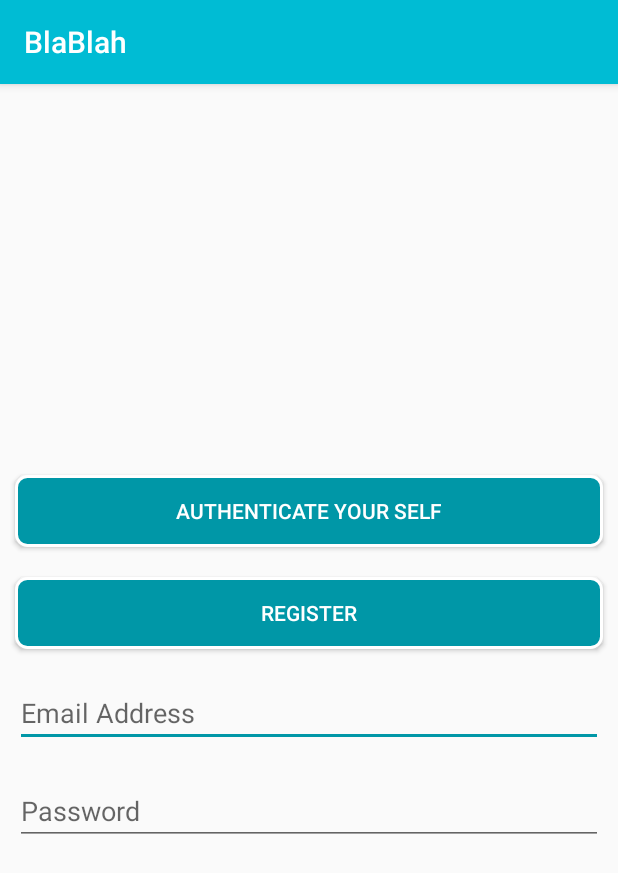
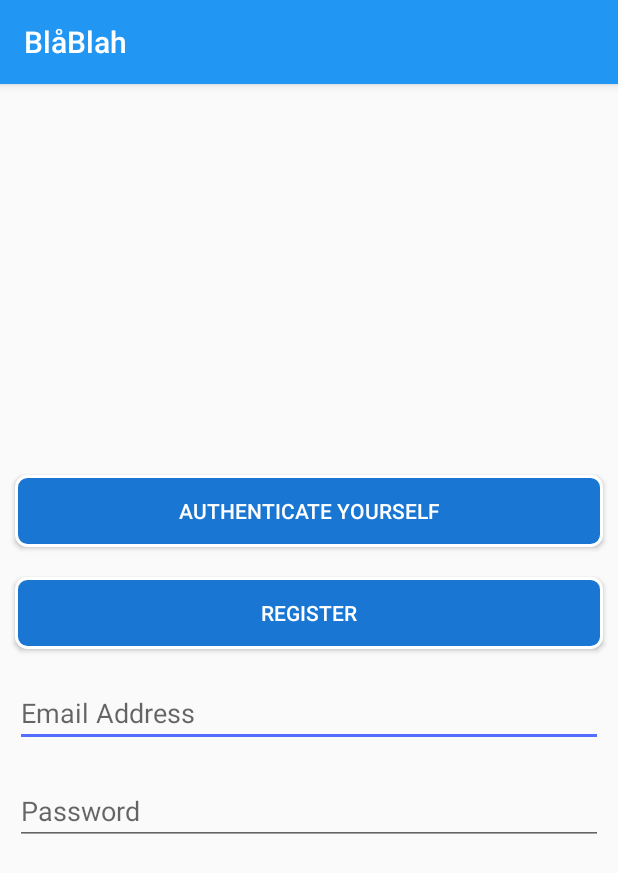
Before and after one commit to TaskForce247/BlaBlah, an Android app: the screen it shows after launch (LoginActivity), on a phone screen of 412 x 824 dp. Shown: the top 873 px of the screen. Run offline under Robolectric (Android 15) with nearby library versions, the phone set to English and light mode, and no system bars; our stand-ins replace ButterKnife, Firebase (no records; nobody signed in at launch, a user with empty details on screens opened directly).

Commit message:
user interface updates

```diff
--- a/app/src/main/AndroidManifest.xml
+++ b/app/src/main/AndroidManifest.xml
@@ -11,7 +11,8 @@
         android:theme="@style/AppTheme">
         <activity android:name=".views.activity.QrActivity"></activity>
         <activity android:name=".views.activity.RegisterActivity"></activity>
-        <activity android:name=".views.activity.LoginActivity">
+        <activity android:name=".views.activity.LoginActivity"
+            android:windowSoftInputMode="adjustResize">
             <intent-filter>
                 <action android:name="android.intent.action.MAIN" />
 
@@ -20,7 +21,8 @@
         </activity>
         <activity
             android:name=".views.activity.ChatActivity"
-            android:theme="@style/chatTheme" />
+            android:theme="@style/chatTheme"
+            android:windowSoftInputMode="adjustResize"/>
     </application>
 
 </manifest>
--- a/app/src/main/res/values/colors.xml
+++ b/app/src/main/res/values/colors.xml
@@ -1,8 +1,8 @@
 <?xml version="1.0" encoding="utf-8"?>
 <resources>
-    <color name="colorPrimary">#00bcd4</color>
-    <color name="colorPrimaryDark">#0097a7</color>
-    <color name="colorAccent">#0097a7</color>
+    <color name="colorPrimary">#2196F3</color>
+    <color name="colorPrimaryDark">#1976D2</color>
+    <color name="colorAccent">#536DFE</color>
 
     <color name="material_gray_300">#E0E0E0</color>
     <color name="material_gray_500">#9e9e9e</color>
--- a/app/src/main/res/values/strings.xml
+++ b/app/src/main/res/values/strings.xml
@@ -1,6 +1,6 @@
 <resources>
-    <string name="app_name">BlaBlah</string>
-    <string name="button_auth_text">Authenticate your self</string>
+    <string name="app_name">BlåBlah</string>
+    <string name="button_auth_text">Authenticate yourself</string>
     <string name="text_success">Authentication is successful</string>
     <string name="create_chat_room_text">Create Chat Room</string>
     <string name="enter_chat_room_text">Enter Chat Room</string>
```
